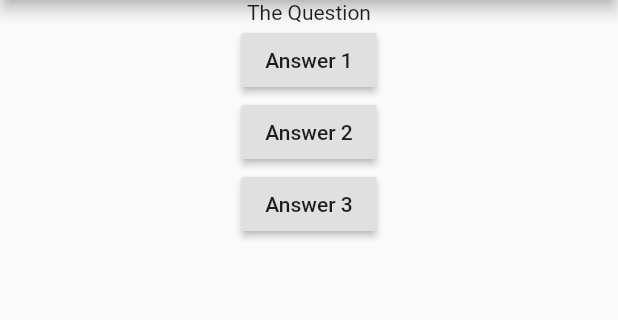
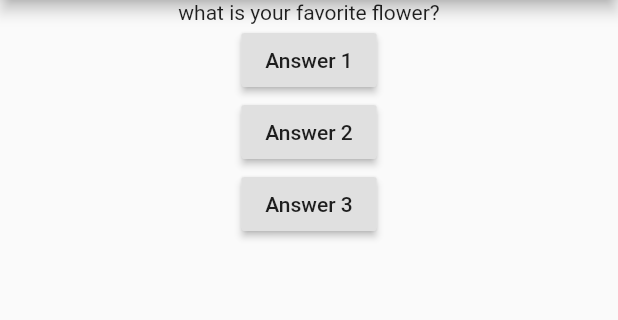
Before and after one commit to vsmengine/flutter_basics, a Flutter app: the screen it shows after launch, after a tap on "Answer 1", on a phone screen of 412 x 824 dp, the part 84-404 px from its top. Run offline on Flutter 3.47's test engine with Material 2 defaults, Android fonts, the phone set to English and light mode, and no system bars.

```diff
--- a/lib/main.dart
+++ b/lib/main.dart
@@ -2,14 +2,29 @@ import 'package:flutter/material.dart';
 
 void main() => runApp(MyApp());
 
-class MyApp extends StatelessWidget {
-  const MyApp({Key key}) : super(key: key);
+class MyApp extends StatefulWidget {
+  const MyApp({ Key key }) : super(key: key);
+  @override
+  _MyAppState createState() => _MyAppState();
+}
+
+class _MyAppState extends State<MyApp> {
+  var questionIndex = 0;
   void answer() {
-    print('Answer 1 for the question is provided!');
+    // print('Answer 1 for the question is provided!');
+    setState(() {
+      questionIndex = questionIndex + 1;
+    });
   }
 
   @override
   Widget build(BuildContext context) {
+    var questions = [
+      'What is your favorite color?',
+      'what is your favorite flower?',
+      'what is your favorite fruit?',
+      'All questions are answered successfully!',
+    ];
     return MaterialApp(
       title: 'Welcome to Flutter',
       home: Scaffold(
@@ -18,18 +33,16 @@ class MyApp extends StatelessWidget {
         ),
         body: Center(
           child: Column(children: <Widget>[
-            Text('The Question'),
+            Text(questions.elementAt(questionIndex)),
             RaisedButton(
               child: Text('Answer 1'),
               onPressed: answer,),
             RaisedButton(
               child: Text('Answer 2'),
-              onPressed: () => print('Answer 2 for the question is provided!'),),
+              onPressed: answer,),
             RaisedButton(
               child: Text('Answer 3'),
-              onPressed: () => {
-                print('Answer 3 for the question is provided!')
-              },),
+              onPressed: answer,),
           ],)
         )
       ),
```
